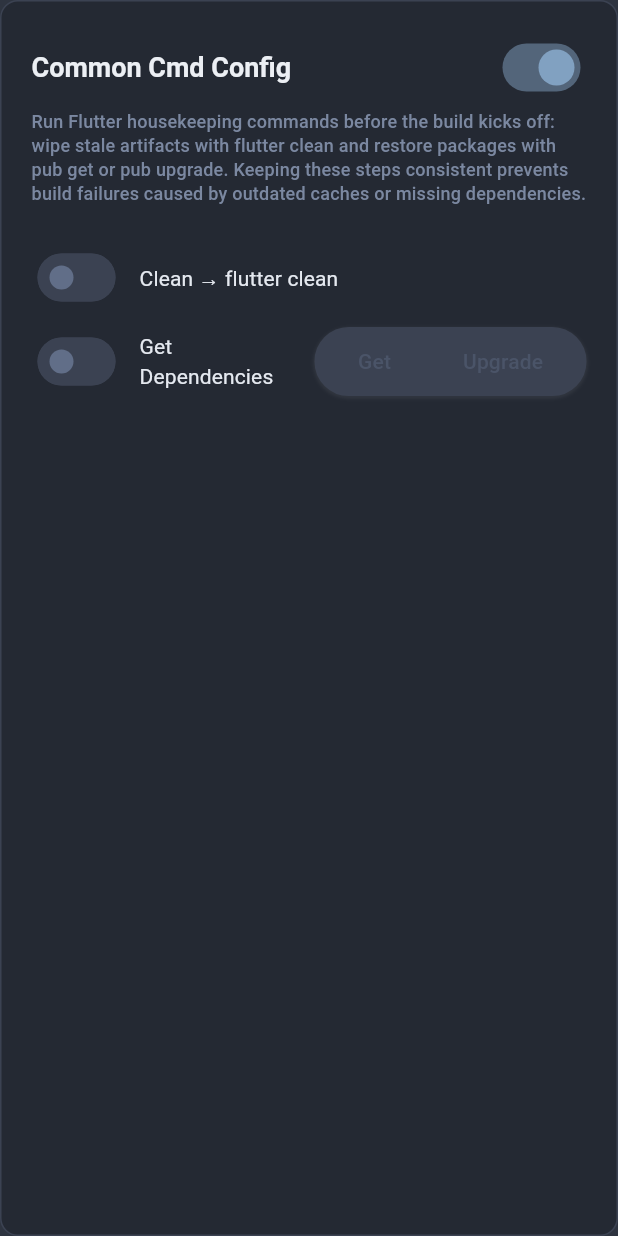
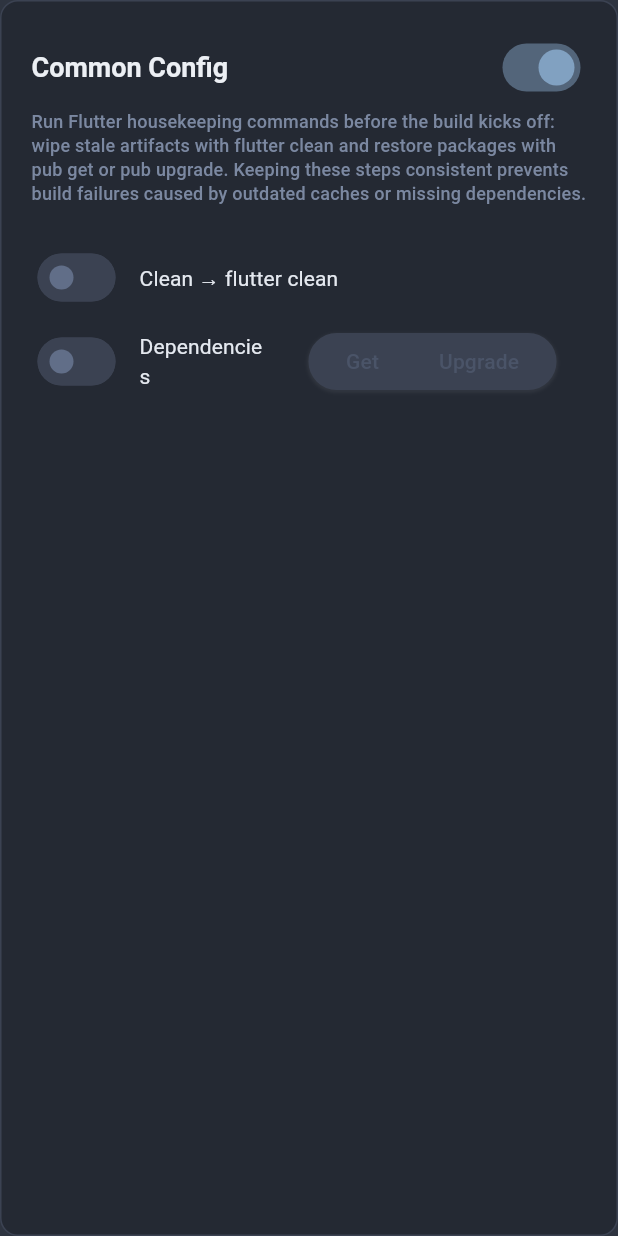
Before and after one commit to huraira-younas/fluship, a Flutter app: the CommonCmd widget shown alone on an empty page, opened directly, on a phone screen of 412 x 824 dp. Run offline on Flutter 3.47's test engine with Material 3 defaults, Android fonts, the phone set to English and light mode, and no system bars; our stand-ins replace equatable, flutter_bloc, get_it, shared_preferences; accounts and stored records are empty.

Commit message:
Refactor labels and padding in AndroidConfig and CommonCmd sections for improved UI clarity
- Updated label texts for better readability and consistency in AndroidConfig and CommonCmd components.
- Adjusted content padding in LabelsBuilder to enhance layout and user interaction.
- Improved overall spacing in layout components to ensure a more cohesive user experience.

```diff
--- a/lib/features/config/sections/android_config.dart
+++ b/lib/features/config/sections/android_config.dart
@@ -43,7 +43,7 @@
               spacing: 10,
               children: <Widget>[
                 SwitchLabel(
-                  label: "Build Type → flutter build apk/split-apk",
+                  label: "Build Type",
                   value: android.buildType != null,
                   disabled: !android.enabled,
                   onChange: (value) => bloc.add(
@@ -56,13 +56,13 @@
                   ),
                 ).expanded(),
                 LabelsBuilder<AndroidBuildType>(
+                  contentPadding: const .symmetric(horizontal: 20, vertical: 4),
                   disabled: !android.enabled || android.buildType == null,
                   onChange: (v) => bloc.add(
                     UpdateConfig(config: android.copyWith(buildType: v)),
                   ),
                   label: android.buildType ?? .apk,
                   labels: AndroidBuildType.values,
-                  padding: .zero,
                 ),
               ],
             ),
--- a/lib/features/config/sections/common_cmd.dart
+++ b/lib/features/config/sections/common_cmd.dart
@@ -26,7 +26,7 @@
             enable: commonCmd.enabled,
             forceDisabled: false,
           ),
-          title: "Common Cmd Config",
+          title: "Common Config",
           description:
               "Run Flutter housekeeping commands before the build kicks off: wipe stale artifacts with flutter clean and restore packages with pub get or pub upgrade. "
               "Keeping these steps consistent prevents build failures caused by outdated caches or missing dependencies.",
@@ -45,7 +45,7 @@
                 SwitchLabel(
                   value: commonCmd.type != null,
                   disabled: !commonCmd.enabled,
-                  label: "Get Dependencies",
+                  label: "Dependencies",
                   onChange: (value) => bloc.add(
                     UpdateConfig(
                       config: commonCmd.copyWith(
@@ -56,13 +56,13 @@
                   ),
                 ).expanded(),
                 LabelsBuilder<FlutterGetType>(
+                  contentPadding: const .symmetric(horizontal: 20, vertical: 4),
                   disabled: !commonCmd.enabled || commonCmd.type == null,
                   onChange: (v) => bloc.add(
                     UpdateConfig(config: commonCmd.copyWith(type: v)),
                   ),
                   label: commonCmd.type ?? .get,
                   labels: FlutterGetType.values,
-                  padding: .zero,
                 ),
               ],
             ),
--- a/lib/shared/app_layout/layout_top_builder.dart
+++ b/lib/shared/app_layout/layout_top_builder.dart
@@ -68,7 +68,10 @@
           },
         ),
         LabelsBuilder(
-          padding: .symmetric(horizontal: spacing.md),
+          contentPadding: .symmetric(
+            horizontal: spacing.lg + 10,
+            vertical: spacing.sm,
+          ),
           labels: LayoutTabs.values,
           onChange: onTabChanged,
           label: selectedTab,
--- a/lib/shared/widgets/labels_builder.dart
+++ b/lib/shared/widgets/labels_builder.dart
@@ -5,16 +5,20 @@
 
 class LabelsBuilder<T> extends StatefulWidget {
   const LabelsBuilder({
+    this.variant = .custom,
     required this.onChange,
-    required this.padding,
     this.disabled = false,
     required this.labels,
     required this.label,
+    this.contentPadding,
+    this.scrollPadding,
     super.key,
   });
 
   final void Function(T label) onChange;
-  final EdgeInsets padding;
+  final EdgeInsets? contentPadding;
+  final EdgeInsets? scrollPadding;
+  final AppTextVariant variant;
   final List<T> labels;
   final bool disabled;
   final T label;
@@ -90,9 +94,9 @@
 
     return SingleChildScrollView(
       scrollDirection: Axis.horizontal,
+      padding: widget.contentPadding,
       controller: _scrollController,
       clipBehavior: Clip.none,
-      padding: widget.padding,
       child: Container(
         decoration: BoxDecoration(
           borderRadius: .circular(radius.btn + 15),
@@ -122,6 +126,8 @@
 
             return _TabButton(
               onTap: widget.disabled ? null : () => widget.onChange(value),
+              contentPadding: widget.contentPadding,
+              variant: widget.variant,
               title: text.capitalize,
               isSelected: active,
               key: _keys[idx],
@@ -135,11 +141,16 @@
 
 class _TabButton extends StatelessWidget {
   const _TabButton({
+    required this.contentPadding,
     required this.isSelected,
+    required this.variant,
     required this.title,
     this.onTap,
     super.key,
   });
+
+  final EdgeInsets? contentPadding;
+  final AppTextVariant variant;
   final VoidCallback? onTap;
   final bool isSelected;
   final String title;
@@ -156,12 +167,14 @@
       child: AnimatedContainer(
         duration: const Duration(milliseconds: 250),
         curve: Curves.easeInOut,
-        padding: const .symmetric(horizontal: 24, vertical: 8),
+        padding:
+            contentPadding ?? const .symmetric(horizontal: 24, vertical: 8),
         decoration: BoxDecoration(
           color: isSelected && !_disabled ? colors.text : Colors.transparent,
           borderRadius: .circular(20),
         ),
-        child: AppText.custom(
+        child: AppText(
+          variant: variant,
           color: _disabled
               ? colors.textDim.withValues(alpha: 0.4)
               : isSelected
```
